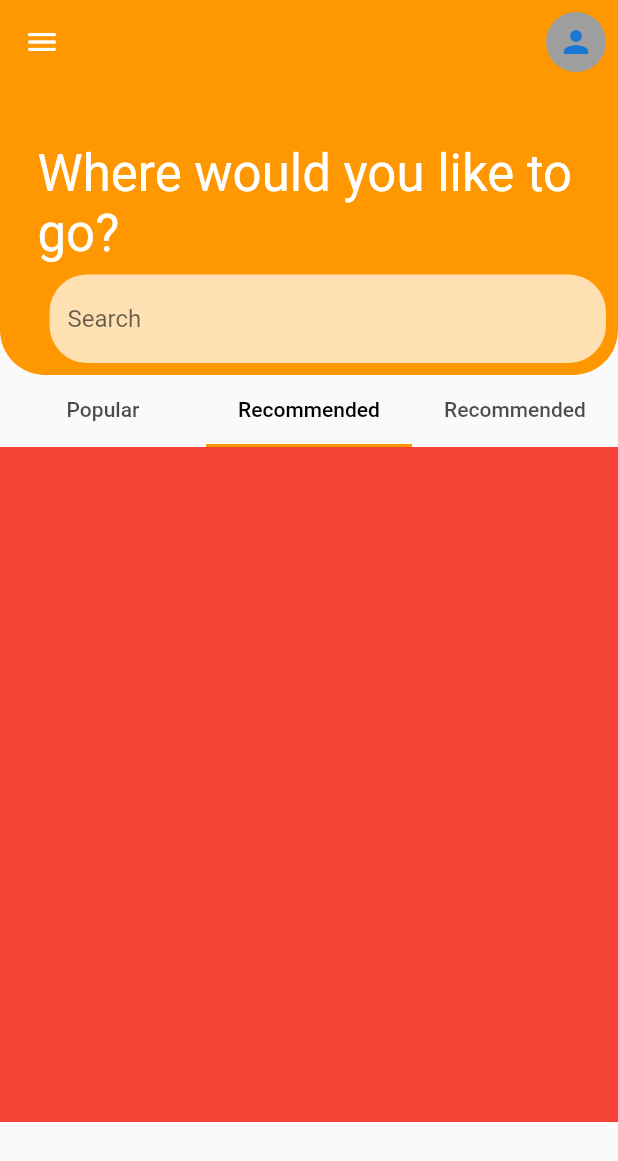
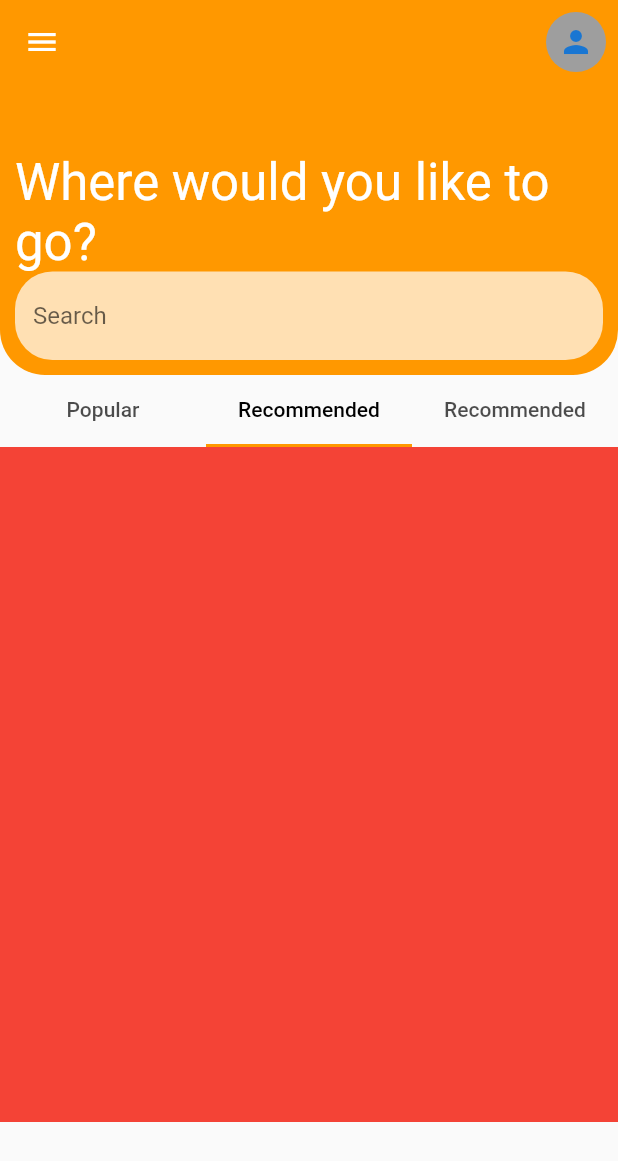
Before and after one commit to lohenyumnam/intern_daily_task, a Flutter app: the TravelApp screen opened directly, tab 2 chosen, on a phone screen of 412 x 824 dp. Shown: the top 1161 px of the screen. Run offline on Flutter 3.47's test engine with Material 2 defaults, Android fonts, the phone set to English and light mode, and no system bars; network calls fail.

```diff
--- a/lib/src/daily_task/page/travelApp/Components/customcart.dart
+++ b/lib/src/daily_task/page/travelApp/Components/customcart.dart
@@ -28,6 +28,8 @@ class MyCustomCard extends StatelessWidget {
                     MaterialPageRoute(
                       builder: (context) => Beach1(
                         imgUrl: imgUrl,
+                        imgName: imgName,
+                        imgDis: imgDis,
                       ),
                     ),
                   );
--- a/lib/src/daily_task/page/travelApp/Components/pages/page1.dart
+++ b/lib/src/daily_task/page/travelApp/Components/pages/page1.dart
@@ -4,9 +4,11 @@ class Beach1 extends StatelessWidget {
   const Beach1({
     Key? key,
     required this.imgUrl,
+    required this.imgName,
+    required this.imgDis,
   }) : super(key: key);
 
-  final String imgUrl;
+  final String imgUrl, imgName, imgDis;
 
   @override
   Widget build(BuildContext context) {
@@ -25,6 +27,8 @@ class Beach1 extends StatelessWidget {
               ),
             ),
           ),
+          Text(imgName),
+          Text(imgDis)
         ],
       ),
     );
--- a/lib/src/daily_task/page/travelApp/travel_app.dart
+++ b/lib/src/daily_task/page/travelApp/travel_app.dart
@@ -18,9 +18,7 @@ class _TravelAppState extends State<TravelApp> {
             flexibleSpace: FlexibleSpaceBar(
               // title: Text('Where would you like to go?'),
               background: Padding(
-                padding: const EdgeInsets.only(
-                  left: 25,
-                ),
+                padding: const EdgeInsets.all(10),
                 child: Column(
                   crossAxisAlignment: CrossAxisAlignment.start,
                   mainAxisAlignment: MainAxisAlignment.end,
@@ -32,9 +30,7 @@ class _TravelAppState extends State<TravelApp> {
                           .headline4
                           ?.copyWith(color: Colors.white),
                     ),
-                    Padding(
-                      padding: const EdgeInsets.all(8.0),
-                      child: TextField(
+                    TextField(
                       decoration: InputDecoration(
                         hintText: 'Search',
                         border: OutlineInputBorder(
@@ -44,7 +40,6 @@ class _TravelAppState extends State<TravelApp> {
                         ),
                         filled: true,
                         fillColor: Colors.white70,
-                        ),
                       ),
                     ),
                   ],
@@ -84,7 +79,10 @@ class _TravelAppState extends State<TravelApp> {
           SliverList(
             delegate: SliverChildListDelegate(
               [
-                const MyCustomTabs(), //tabs
+                const MyCustomTabs(),
+                Container(
+                  height: 500,
+                ) //tabs
                 //cards
                 //cards
               ],
```
Lines whose indentation alone changed are shown as unchanged.
